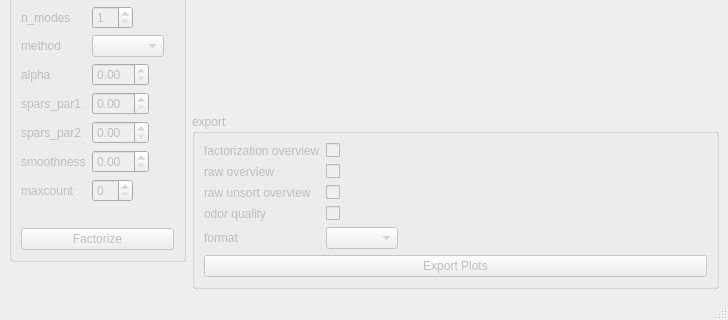
The window that main_gui/main_window.ui (dedan/DrosCalciumAnalyse) describes before a commit, drawn with Qt 5; both pictures show x 0 to 728 and y 404 to 724 of the 728 by 724 pixel window.
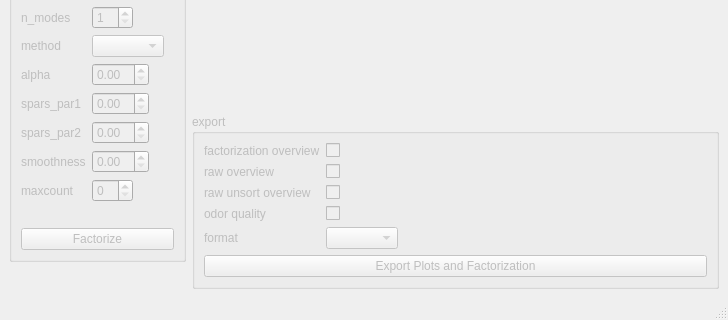
The same window after the commit. Custom widgets are drawn as their Qt base class.

Commit message: also save time series objects

The edit to the form file:
```diff
--- a/main_gui/main_window.ui
+++ b/main_gui/main_window.ui
@@ -441,7 +441,7 @@
          <item row="5" column="0" colspan="2">
           <widget class="QPushButton" name="plot_export_button">
            <property name="text">
-            <string>Export Plots</string>
+            <string>Export Plots and Factorization</string>
            </property>
           </widget>
          </item>
```
The commit also changes 2 other files.
